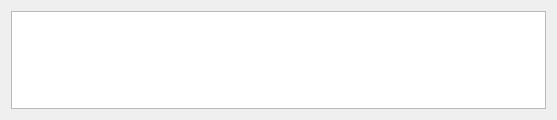
Old version of the form detalheindicador.ui in the repository OtavioPellicano/Gerador-indicadores-smp.
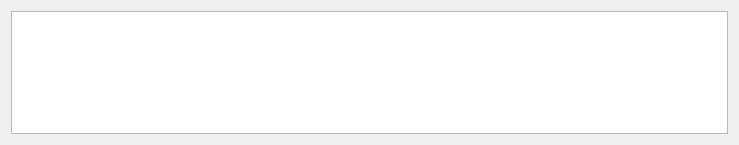
New version of the form.

Commit message: Estou atualizando a tabela de indices

```diff
--- a/detalheindicador.ui
+++ b/detalheindicador.ui
@@ -6,8 +6,8 @@
    <rect>
     <x>0</x>
     <y>0</y>
-    <width>557</width>
-    <height>120</height>
+    <width>739</width>
+    <height>145</height>
    </rect>
   </property>
   <property name="windowTitle">
```
Left out of the diff: 2 changed lines with no effect on the pictures. The commit also changes 2 other files.
